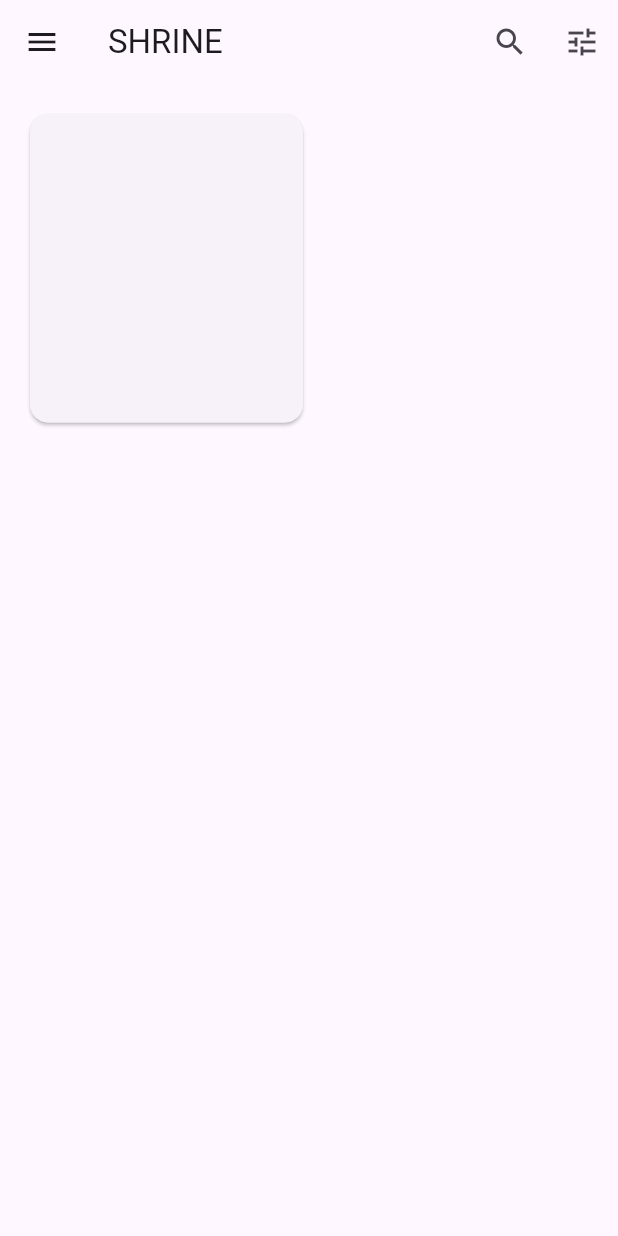
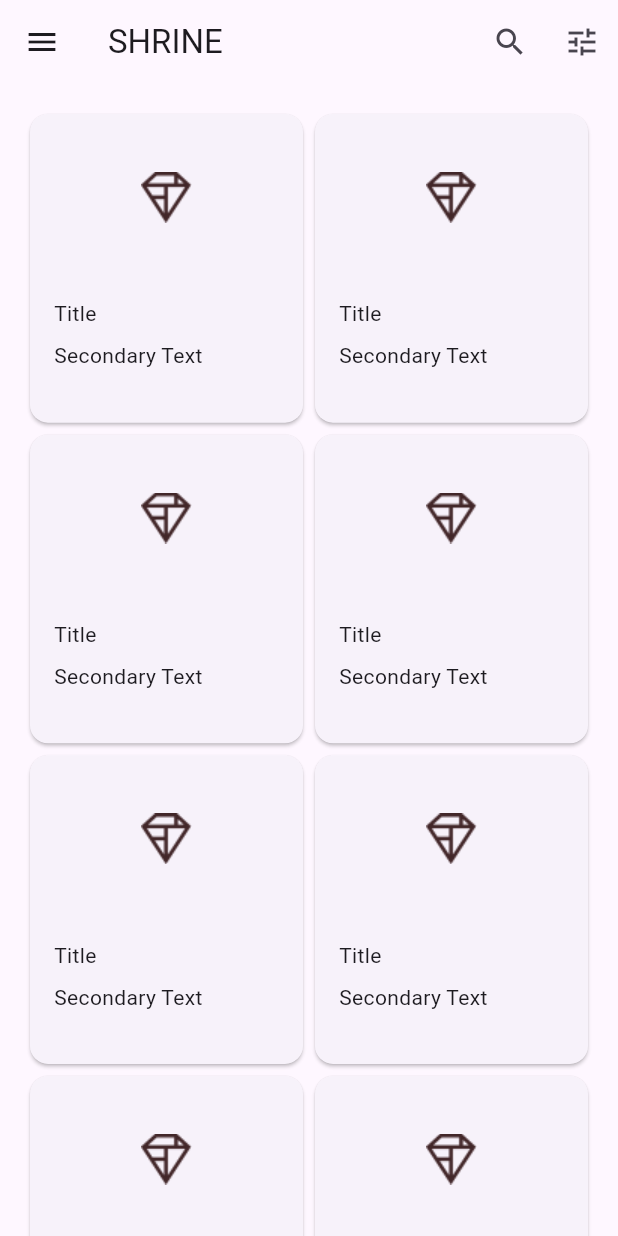
Before and after one commit to KayesAshfaQ/mdc_shrine_app, a Flutter app: the HomePage screen opened directly, on a phone screen of 412 x 824 dp. Run offline on Flutter 3.47's test engine with Material 3 defaults, Android fonts, the phone set to English and light mode, and no system bars.

Commit message:
feat: gridView updated with card collection

```diff
--- a/lib/home.dart
+++ b/lib/home.dart
@@ -17,7 +17,39 @@
 class HomePage extends StatelessWidget {
   const HomePage({Key? key}) : super(key: key);
 
-  // TODO: Make a collection of cards
+  // Make a collection of cards
+  List<Card> _buildGridCards(int count) {
+    List<Card> cards = List.generate(
+      count,
+      (int index) {
+        return Card(
+          clipBehavior: Clip.antiAlias,
+          child: Column(
+            crossAxisAlignment: CrossAxisAlignment.start,
+            children: <Widget>[
+              AspectRatio(
+                aspectRatio: 18.0 / 11.0,
+                child: Image.asset('assets/diamond.png'),
+              ),
+              const Padding(
+                padding: EdgeInsets.fromLTRB(16.0, 12.0, 16.0, 8.0),
+                child: Column(
+                  crossAxisAlignment: CrossAxisAlignment.start,
+                  children: <Widget>[
+                    Text('Title'),
+                    SizedBox(height: 8.0),
+                    Text('Secondary Text'),
+                  ],
+                ),
+              ),
+            ],
+          ),
+        );
+      },
+    );
+    return cards;
+  }
+
   // TODO: Add a variable for Category
   @override
   Widget build(BuildContext context) {
@@ -60,13 +92,13 @@
           ),
         ],
       ),
-      // grid view
+      // Add a grid view
       body: GridView.count(
         crossAxisCount: 2,
         padding: const EdgeInsets.all(16.0),
         childAspectRatio: 8.0 / 9.0,
-        // TODO: Build a grid of cards (102)
-        children: <Widget>[Card()],
+        // Build a grid of cards
+        children: _buildGridCards(10),
       ),
 
       // TODO: Set resizeToAvoidBottomInset
```
